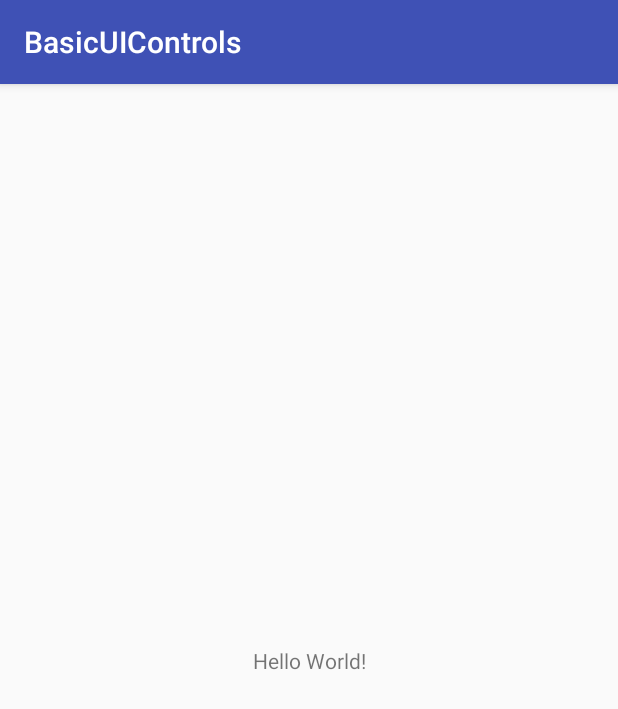
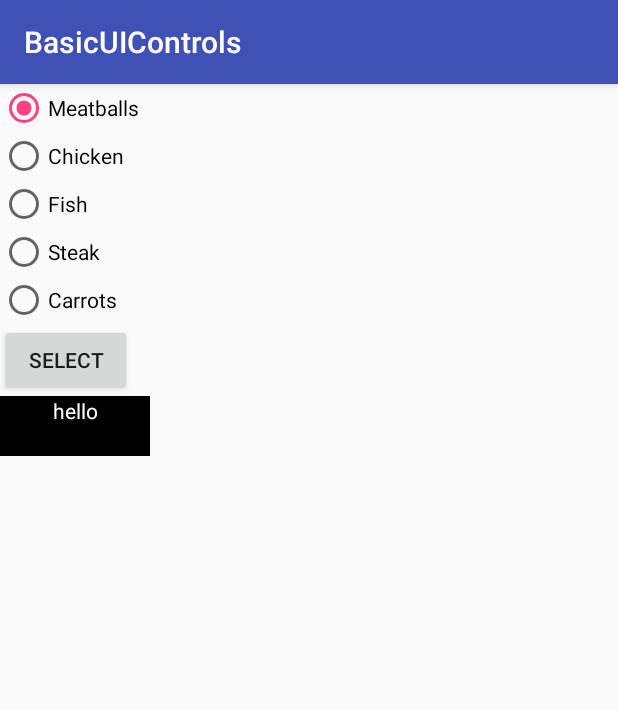
Before and after one commit to Gitvalt/androidDevelopment, an Android app: the screen it shows after launch (MainActivity), on a phone screen of 412 x 824 dp. Shown: the top 709 px of the screen. Run offline under Robolectric (Android 15) with nearby library versions, the phone set to English and light mode, and no system bars.

Commit message:
harjoitusta 2 päivitetään

```diff
--- a/BasicUIControls/app/src/main/java/com/example/k1967/basicuicontrols/MainActivity.java
+++ b/BasicUIControls/app/src/main/java/com/example/k1967/basicuicontrols/MainActivity.java
@@ -2,6 +2,10 @@ package com.example.k1967.basicuicontrols;
 
 import android.support.v7.app.AppCompatActivity;
 import android.os.Bundle;
+import android.widget.RadioButton;
+import android.widget.RadioGroup;
+import android.widget.Toast;
+import android.view.View;
 
 public class MainActivity extends AppCompatActivity {
 
@@ -10,4 +14,12 @@ public class MainActivity extends AppCompatActivity {
         super.onCreate(savedInstanceState);
         setContentView(R.layout.activity_main);
     }
+
+    public void selectButtonClicked(View view){
+        RadioGroup rg = (RadioGroup) findViewById(R.id.myNiceRadioGroup);
+        int id = rg.getCheckedRadioButtonId();
+        RadioButton button = (RadioButton)findViewById(id);
+        String text = (String)button.getText();
+        Toast.makeText(getApplicationContext(), text, Toast.LENGTH_SHORT).show();
+    }
 }
--- a/BasicUIControls/app/src/main/res/layout/activity_main.xml
+++ b/BasicUIControls/app/src/main/res/layout/activity_main.xml
@@ -6,13 +6,62 @@
     android:layout_height="match_parent"
     tools:context="com.example.k1967.basicuicontrols.MainActivity">
 
-    <TextView
-        android:layout_width="wrap_content"
-        android:layout_height="wrap_content"
-        android:text="Hello World!"
-        app:layout_constraintBottom_toBottomOf="parent"
-        app:layout_constraintLeft_toLeftOf="parent"
-        app:layout_constraintRight_toRightOf="parent"
-        app:layout_constraintTop_toTopOf="parent" />
+   <RadioGroup
+       android:layout_width="wrap_content"
+       android:layout_height="wrap_content"
+       android:id="@+id/myNiceRadioGroup"
+       >
+       <RadioButton
+           android:id="@+id/radio0"
+           android:layout_width="wrap_content"
+           android:layout_height="wrap_content"
+           android:checked="true"
+           android:text="@string/radio_option_1"
+           />
+       <RadioButton
+           android:id="@+id/radio1"
+           android:layout_width="wrap_content"
+           android:layout_height="wrap_content"
+           android:checked="false"
+           android:text="@string/radio_option_2"
+           />
+       <RadioButton
+           android:id="@+id/radio2"
+           android:layout_width="wrap_content"
+           android:layout_height="wrap_content"
+           android:checked="false"
+           android:text="@string/radio_option_3"
+           />
+       <RadioButton
+           android:id="@+id/radio3"
+           android:layout_width="wrap_content"
+           android:layout_height="wrap_content"
+           android:checked="false"
+           android:text="@string/radio_option_4"
+           />
+       <RadioButton
+           android:id="@+id/radio5"
+           android:layout_width="wrap_content"
+           android:layout_height="wrap_content"
+           android:checked="false"
+           android:text="@string/radio_option_5"
+           />
+</RadioGroup>
+<Button
+    android:layout_width="wrap_content"
+    android:layout_height="wrap_content"
+    app:layout_constraintTop_toBottomOf="@id/myNiceRadioGroup"
+    android:id="@+id/newButton"
+    android:text="@string/Select" />
 
+<TextView
+        android:layout_width="100dp"
+        android:layout_height="40dp"
+        app:layout_constraintTop_toBottomOf="@id/newButton"
+        android:id="@+id/resultText"
+        android:background="@color/black"
+        android:text="hello"
+        android:textColor="@color/white"
+        android:textAlignment="center"
+/>
 </android.support.constraint.ConstraintLayout>
--- a/BasicUIControls/app/src/main/res/values/colors.xml
+++ b/BasicUIControls/app/src/main/res/values/colors.xml
@@ -3,4 +3,6 @@
     <color name="colorPrimary">#3F51B5</color>
     <color name="colorPrimaryDark">#303F9F</color>
     <color name="colorAccent">#FF4081</color>
+    <color name="black">#000000</color>
+    <color name="white">#FFFF</color>
 </resources>
--- a/BasicUIControls/app/src/main/res/values/strings.xml
+++ b/BasicUIControls/app/src/main/res/values/strings.xml
@@ -1,3 +1,9 @@
 <resources>
     <string name="app_name">BasicUIControls</string>
+    <string name="radio_option_1">Meatballs</string>
+    <string name="radio_option_2">Chicken</string>
+    <string name="radio_option_3">Fish</string>
+    <string name="radio_option_4">Steak</string>
+    <string name="radio_option_5">Carrots</string>
+    <string name="Select">Select</string>
 </resources>
```
